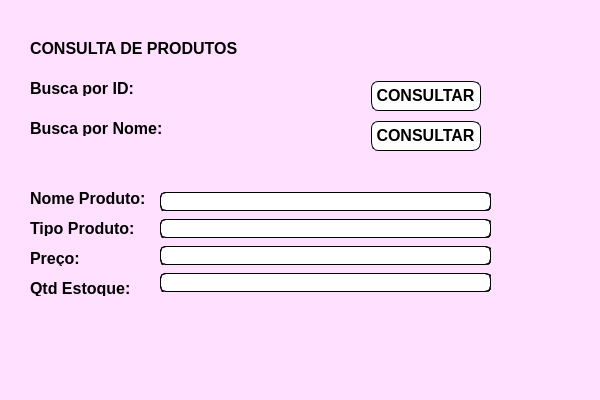
Before: the Qt Designer form ConsultaProdutos.ui in addryyano/ProjetoFinalSenac, drawn with Qt 5.
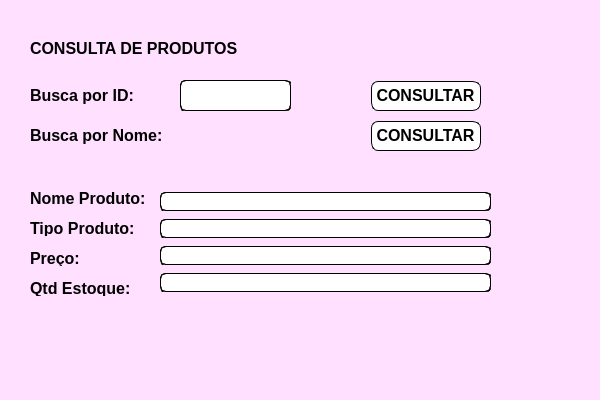
After: the same form once the commit is applied.

Commit message: Configurado consultas clientes e produtos

```diff
--- a/ConsultaProdutos.ui
+++ b/ConsultaProdutos.ui
@@ -224,7 +224,7 @@
       <x>30</x>
       <y>80</y>
       <width>121</width>
-      <height>16</height>
+      <height>31</height>
      </rect>
     </property>
     <property name="font">
@@ -244,7 +244,7 @@
       <x>30</x>
       <y>120</y>
       <width>151</width>
-      <height>16</height>
+      <height>31</height>
      </rect>
     </property>
     <property name="font">
@@ -284,6 +284,22 @@
      <string>CONSULTAR</string>
     </property>
    </widget>
+   <widget class="QLineEdit" name="txtconsultaProdutoId">
+    <property name="geometry">
+     <rect>
+      <x>180</x>
+      <y>80</y>
+      <width>111</width>
+      <height>31</height>
+     </rect>
+    </property>
+    <property name="styleSheet">
+     <string notr="true">background-color: rgb(255, 255, 255);
+border-radius: 5px;
+border-style: groove;
+border-width: 1px</string>
+    </property>
+   </widget>
   </widget>
   <widget class="QMenuBar" name="menubar">
    <property name="geometry">
```
The commit also changes 2 other files.
